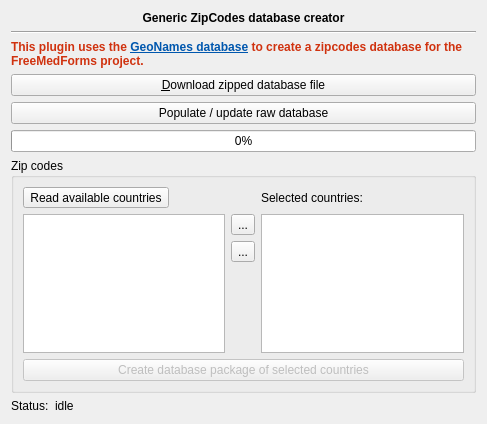
FreeHealth/freehealth, file freetoolbox/plugins/zipcodes/genericzipcodeswidget.ui: the form before one commit.
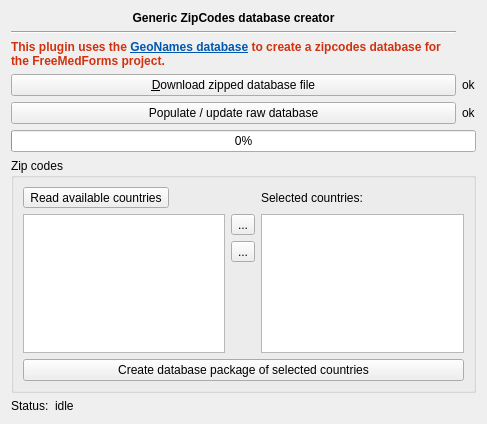
The form after the commit.

Patch:
```diff
--- a/freetoolbox/plugins/zipcodes/genericzipcodeswidget.ui
+++ b/freetoolbox/plugins/zipcodes/genericzipcodeswidget.ui
@@ -13,8 +13,15 @@
   <property name="windowTitle">
    <string>Form</string>
   </property>
-  <layout class="QVBoxLayout" name="verticalLayout">
-   <item>
+  <layout class="QGridLayout" name="gridLayout_3">
+   <item row="6" column="0">
+    <widget class="QPushButton" name="populateDbButton">
+     <property name="text">
+      <string>Populate / update raw database</string>
+     </property>
+    </widget>
+   </item>
+   <item row="0" column="0">
     <widget class="QLabel" name="headerLabel">
      <property name="sizePolicy">
       <sizepolicy hsizetype="Preferred" vsizetype="Fixed">
@@ -36,14 +43,14 @@
      </property>
     </widget>
    </item>
-   <item>
+   <item row="1" column="0">
     <widget class="Line" name="line">
      <property name="orientation">
       <enum>Qt::Horizontal</enum>
      </property>
     </widget>
    </item>
-   <item>
+   <item row="2" column="0">
     <widget class="QLabel" name="infoLabel">
      <property name="sizePolicy">
       <sizepolicy hsizetype="Preferred" vsizetype="Fixed">
@@ -74,28 +81,47 @@
      </property>
     </widget>
    </item>
-   <item>
+   <item row="6" column="1">
+    <widget class="QLabel" name="populateDbOkLabel">
+     <property name="sizePolicy">
+      <sizepolicy hsizetype="Maximum" vsizetype="Preferred">
+       <horstretch>0</horstretch>
+       <verstretch>0</verstretch>
+      </sizepolicy>
+     </property>
+     <property name="text">
+      <string>ok</string>
+     </property>
+    </widget>
+   </item>
+   <item row="4" column="0">
     <widget class="QPushButton" name="downloadButton">
      <property name="text">
       <string>&amp;Download zipped database file</string>
      </property>
     </widget>
    </item>
-   <item>
-    <widget class="QPushButton" name="populateDbButton">
+   <item row="4" column="1">
+    <widget class="QLabel" name="downloadOkLabel">
+     <property name="sizePolicy">
+      <sizepolicy hsizetype="Maximum" vsizetype="Preferred">
+       <horstretch>0</horstretch>
+       <verstretch>0</verstretch>
+      </sizepolicy>
+     </property>
      <property name="text">
-      <string>Populate / update raw database</string>
+      <string>ok</string>
      </property>
     </widget>
    </item>
-   <item>
+   <item row="7" column="0" colspan="2">
     <widget class="QProgressBar" name="progressBar">
      <property name="value">
       <number>0</number>
      </property>
     </widget>
    </item>
-   <item>
+   <item row="8" column="0" colspan="2">
     <widget class="QGroupBox" name="localeDataGroupBox">
      <property name="enabled">
       <bool>true</bool>
@@ -106,9 +132,6 @@
      <layout class="QGridLayout" name="gridLayout">
       <item row="3" column="3">
        <widget class="QPushButton" name="createPackageButton">
-        <property name="enabled">
-         <bool>false</bool>
-        </property>
         <property name="text">
          <string>Create database package of selected countries</string>
         </property>
@@ -123,13 +146,6 @@
           </property>
          </widget>
         </item>
-        <item row="1" column="1">
-         <widget class="QToolButton" name="toolButtonAddCountry">
-          <property name="text">
-           <string>...</string>
-          </property>
-         </widget>
-        </item>
         <item row="3" column="1">
          <spacer name="verticalSpacer">
           <property name="orientation">
@@ -143,6 +159,13 @@
           </property>
          </spacer>
         </item>
+        <item row="1" column="1">
+         <widget class="QToolButton" name="toolButtonAddCountry">
+          <property name="text">
+           <string>...</string>
+          </property>
+         </widget>
+        </item>
         <item row="1" column="2" rowspan="4">
          <widget class="QListView" name="selectedCountriesListView">
           <property name="horizontalScrollBarPolicy">
@@ -159,19 +182,6 @@
           </property>
          </widget>
         </item>
-        <item row="1" column="0" rowspan="4">
-         <widget class="QListView" name="availableCountriesListView">
-          <property name="editTriggers">
-           <set>QAbstractItemView::NoEditTriggers</set>
-          </property>
-          <property name="selectionMode">
-           <enum>QAbstractItemView::SingleSelection</enum>
-          </property>
-          <property name="selectionBehavior">
-           <enum>QAbstractItemView::SelectRows</enum>
-          </property>
-         </widget>
-        </item>
         <item row="0" column="2">
          <widget class="QLabel" name="label">
           <property name="text">
@@ -186,12 +196,25 @@
           </property>
          </widget>
         </item>
+        <item row="1" column="0" rowspan="4">
+         <widget class="QListView" name="availableCountriesListView">
+          <property name="editTriggers">
+           <set>QAbstractItemView::NoEditTriggers</set>
+          </property>
+          <property name="selectionMode">
+           <enum>QAbstractItemView::SingleSelection</enum>
+          </property>
+          <property name="selectionBehavior">
+           <enum>QAbstractItemView::SelectRows</enum>
+          </property>
+         </widget>
+        </item>
        </layout>
       </item>
      </layout>
     </widget>
    </item>
-   <item>
+   <item row="9" column="0" colspan="2">
     <layout class="QHBoxLayout" name="horizontalLayout">
      <item>
       <widget class="QLabel" name="statusCaption">
```
